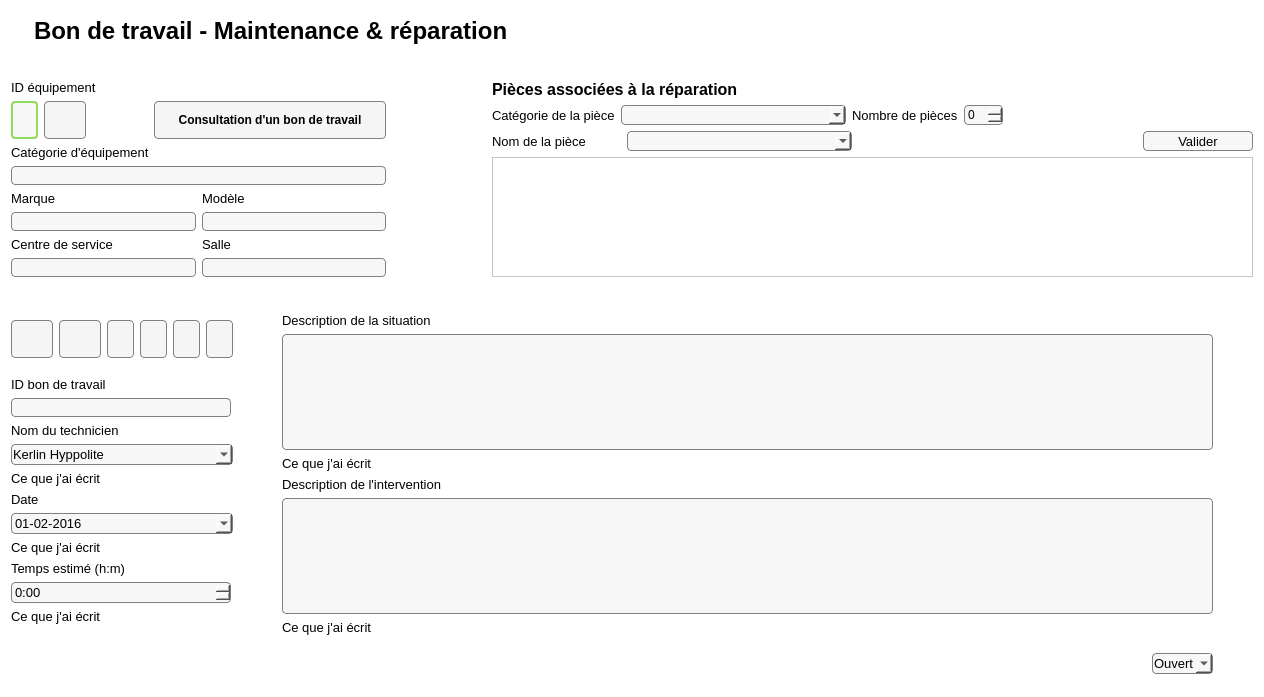
This is Interface/FenetresEnUI/BonDeTravail.ui in ProjetPC2/SIMM2.0-DEV as Qt 5 draws it before an edit. The edited form follows.
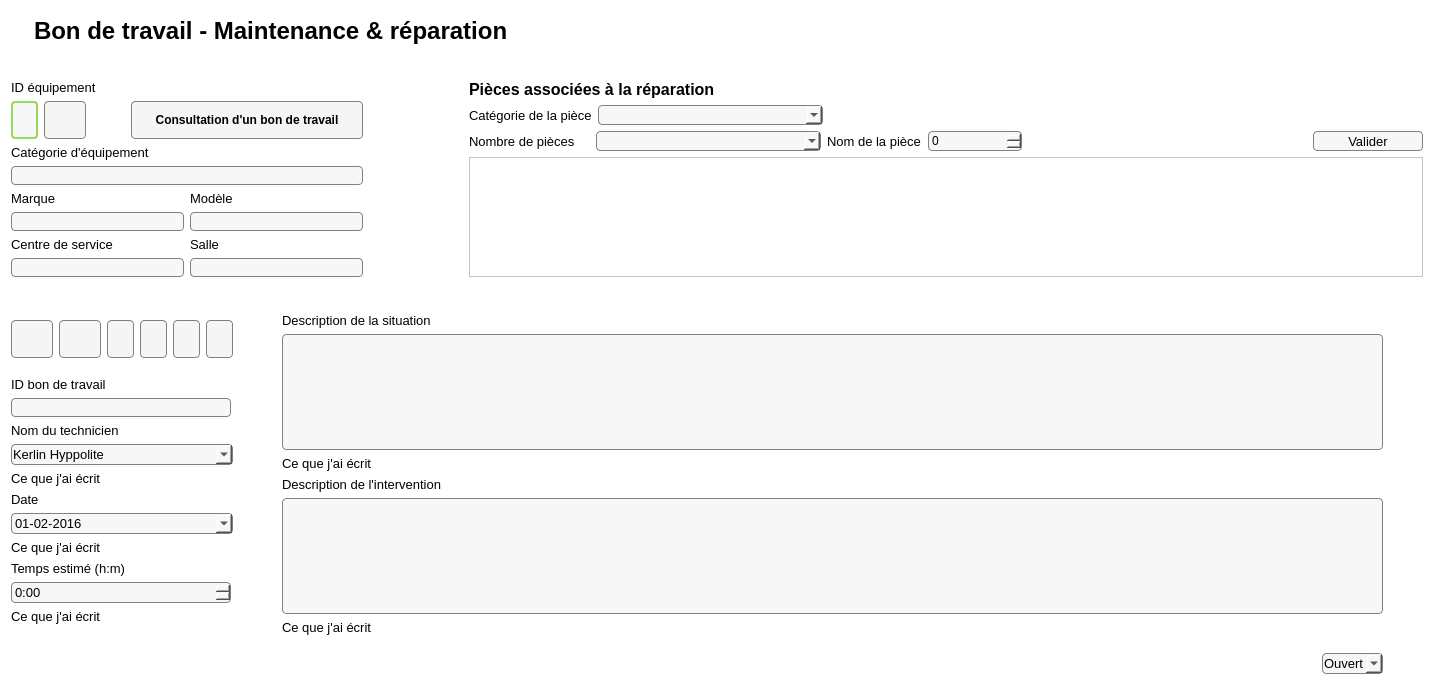
This is the edited form. Icons and pictures are not drawn.

```diff
--- a/Interface/FenetresEnUI/BonDeTravail.ui
+++ b/Interface/FenetresEnUI/BonDeTravail.ui
@@ -6,7 +6,7 @@
    <rect>
     <x>0</x>
     <y>0</y>
-    <width>1264</width>
+    <width>1434</width>
     <height>697</height>
    </rect>
   </property>
@@ -596,8 +596,27 @@
        </item>
        <item>
         <layout class="QHBoxLayout" name="horizontalLayout_4">
+         <item>
+          <spacer name="horizontalSpacer_10">
+           <property name="orientation">
+            <enum>Qt::Horizontal</enum>
+           </property>
+           <property name="sizeHint" stdset="0">
+            <size>
+             <width>40</width>
+             <height>20</height>
+            </size>
+           </property>
+          </spacer>
+         </item>
          <item>
           <widget class="QLabel" name="labelCategoriePiece">
+           <property name="maximumSize">
+            <size>
+             <width>500</width>
+             <height>16777215</height>
+            </size>
+           </property>
            <property name="font">
             <font>
              <pointsize>10</pointsize>
@@ -629,21 +648,6 @@
            </property>
           </widget>
          </item>
-         <item>
-          <widget class="QLabel" name="labelNomPiece">
-           <property name="font">
-            <font>
-             <pointsize>10</pointsize>
-            </font>
-           </property>
-           <property name="text">
-            <string>Nombre de pièces</string>
-           </property>
-          </widget>
-         </item>
-         <item>
-          <widget class="QSpinBox" name="spinBoxNombrePiece"/>
-         </item>
          <item>
           <spacer name="horizontalSpacer_8">
            <property name="orientation">
@@ -654,7 +658,7 @@
            </property>
            <property name="sizeHint" stdset="0">
             <size>
-             <width>250</width>
+             <width>600</width>
              <height>20</height>
             </size>
            </property>
@@ -664,6 +668,56 @@
        </item>
        <item>
         <layout class="QHBoxLayout" name="horizontalLayout_5">
+         <item>
+          <widget class="QLabel" name="labelNomPiece">
+           <property name="maximumSize">
+            <size>
+             <width>500</width>
+             <height>16777215</height>
+            </size>
+           </property>
+           <property name="font">
+            <font>
+             <pointsize>10</pointsize>
+            </font>
+           </property>
+           <property name="text">
+            <string>Nombre de pièces</string>
+           </property>
+          </widget>
+         </item>
+         <item>
+          <spacer name="horizontalSpacer_11">
+           <property name="orientation">
+            <enum>Qt::Horizontal</enum>
+           </property>
+           <property name="sizeType">
+            <enum>QSizePolicy::Maximum</enum>
+           </property>
+           <property name="sizeHint" stdset="0">
+            <size>
+             <width>15</width>
+             <height>20</height>
+            </size>
+           </property>
+          </spacer>
+         </item>
+         <item>
+          <widget class="QComboBox" name="comboBoxNomPiece">
+           <property name="minimumSize">
+            <size>
+             <width>225</width>
+             <height>20</height>
+            </size>
+           </property>
+           <property name="maximumSize">
+            <size>
+             <width>225</width>
+             <height>20</height>
+            </size>
+           </property>
+          </widget>
+         </item>
          <item>
           <widget class="QLabel" name="labelNomPiece_2">
            <property name="font">
@@ -677,18 +731,9 @@
           </widget>
          </item>
          <item>
-          <widget class="QComboBox" name="comboBoxNomPiece">
-           <property name="minimumSize">
-            <size>
-             <width>225</width>
-             <height>20</height>
-            </size>
-           </property>
-           <property name="maximumSize">
-            <size>
-             <width>225</width>
-             <height>20</height>
-            </size>
+          <widget class="QSpinBox" name="spinBoxNombrePiece">
+           <property name="maximum">
+            <number>999</number>
            </property>
           </widget>
          </item>
```
